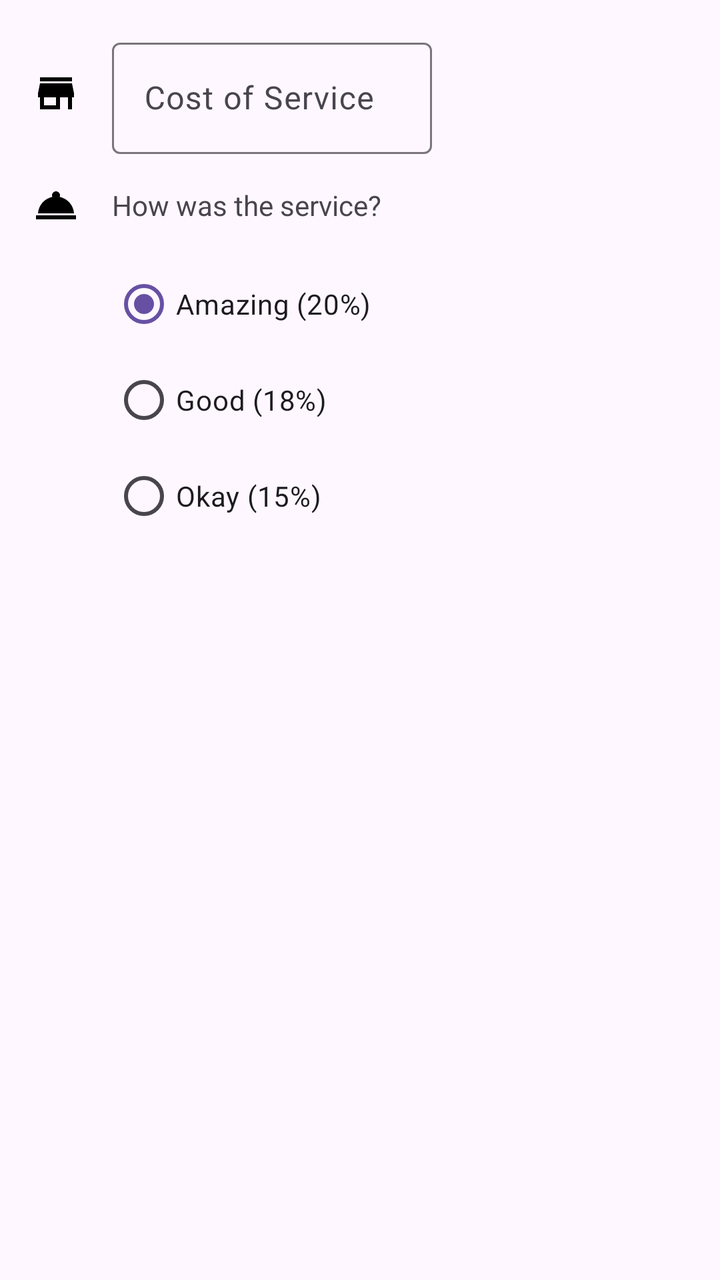
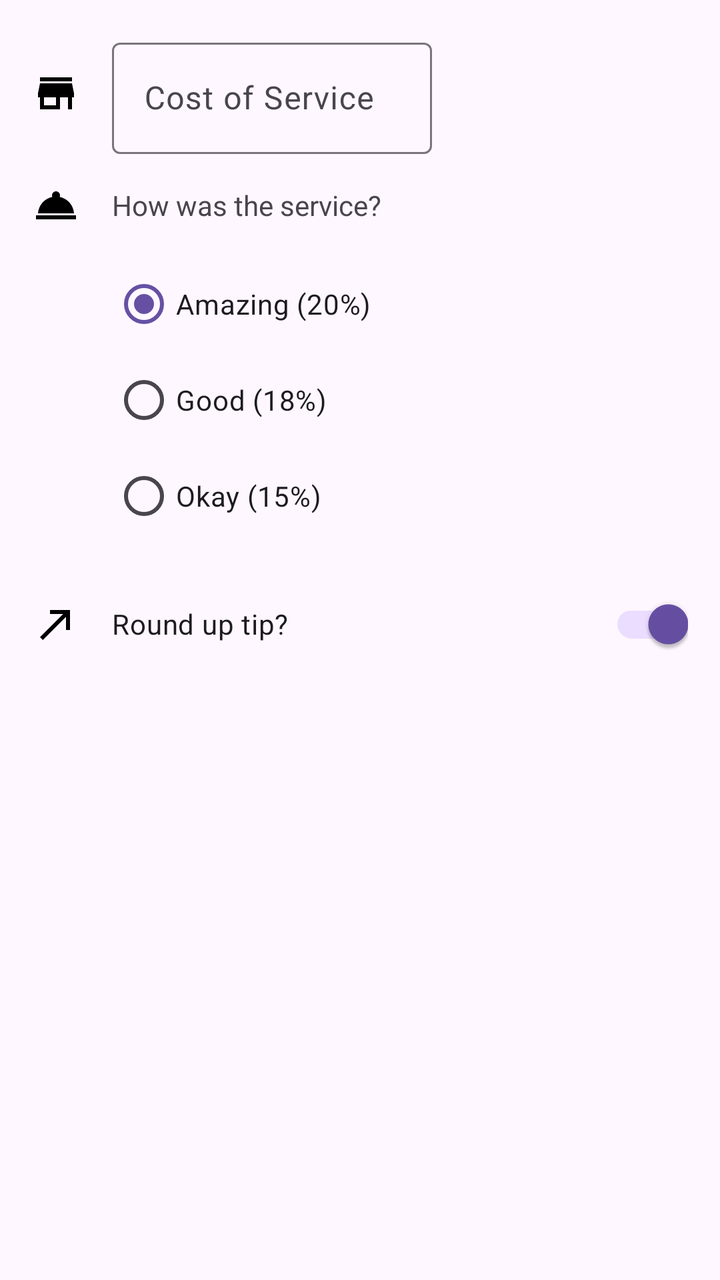

Compare the two renders of this Android layout. The source of the first and the diff that turns it into the second are given below.
<!-- AndroidManifest.xml: application theme Theme.TipTime -->
<!-- res/layout/activity_main.xml -->
<?xml version="1.0" encoding="utf-8"?>
<androidx.constraintlayout.widget.ConstraintLayout xmlns:android="http://schemas.android.com/apk/res/android"
    xmlns:app="http://schemas.android.com/apk/res-auto"
    xmlns:tools="http://schemas.android.com/tools"
    android:id="@+id/main"
    android:layout_width="match_parent"
    android:layout_height="match_parent"
    tools:context=".MainActivity">

    <ImageView
        android:id="@+id/icon_cost_of_service"
        android:layout_width="wrap_content"
        android:layout_height="wrap_content"
        android:layout_marginStart="16dp"
        android:importantForAccessibility="no"
        app:layout_constraintBottom_toBottomOf="@+id/cost_of_service_editText"
        app:layout_constraintStart_toStartOf="parent"
        app:layout_constraintTop_toTopOf="@+id/cost_of_service_editText"
        app:srcCompat="@drawable/ic_store" />

    <com.google.android.material.textfield.TextInputLayout
        android:id="@+id/cost_of_service_editText"
        android:layout_width="160dp"
        android:layout_height="wrap_content"
        android:layout_marginStart="16dp"
        android:layout_marginTop="16dp"
        android:hint="Cost of Service"
        app:layout_constraintStart_toEndOf="@+id/icon_cost_of_service"
        app:layout_constraintTop_toTopOf="parent">

        <com.google.android.material.textfield.TextInputEditText
            android:id="@+id/cost_of_service"
            android:layout_width="match_parent"
            android:layout_height="wrap_content"
            android:inputType="numberDecimal"
            tools:ignore="VisualLintSystemUi" />

    </com.google.android.material.textfield.TextInputLayout>

    <ImageView
        android:id="@+id/icon_service_question"
        android:layout_width="wrap_content"
        android:layout_height="wrap_content"
        android:importantForAccessibility="no"
        app:layout_constraintBottom_toBottomOf="@+id/service_question"
        app:layout_constraintStart_toStartOf="@+id/icon_cost_of_service"
        app:layout_constraintTop_toTopOf="@+id/service_question"
        app:srcCompat="@drawable/ic_service" />

    <TextView
        android:id="@+id/service_question"
        android:layout_width="wrap_content"
        android:layout_height="wrap_content"
        android:layout_marginTop="16dp"
        android:text="How was the service?"
        app:layout_constraintStart_toStartOf="@+id/cost_of_service_editText"
        app:layout_constraintTop_toBottomOf="@+id/cost_of_service_editText" />

    <RadioGroup
        android:id="@+id/tip_option"
        android:layout_width="wrap_content"
        android:layout_height="wrap_content"
        android:layout_marginTop="16dp"
        app:layout_constraintStart_toStartOf="@+id/service_question"
        app:layout_constraintTop_toBottomOf="@+id/service_question" >

        <RadioButton
            android:id="@+id/option_twentyPercent"
            android:layout_width="match_parent"
            android:layout_height="wrap_content"
            android:checked="true"
            android:text="Amazing (20%)" />

        <RadioButton
            android:id="@+id/option_eighteenPercent"
            android:layout_width="match_parent"
            android:layout_height="wrap_content"
            android:text="Good (18%)" />

        <RadioButton
            android:id="@+id/option_fifteenPercent"
            android:layout_width="match_parent"
            android:layout_height="wrap_content"
            android:text="Okay (15%)" />
    </RadioGroup>

</androidx.constraintlayout.widget.ConstraintLayout>
<!-- resources referenced by this layout -->
<resources>
  <!-- drawable ic_service (drawable) -->
  <vector xmlns:android="http://schemas.android.com/apk/res/android" android:height="24dp" android:tint="#000000" android:viewportHeight="24" android:viewportWidth="24" android:width="24dp">
        
      <path android:fillColor="@android:color/white" android:pathData="M2,17h20v2L2,19zM13.84,7.79c0.1,-0.24 0.16,-0.51 0.16,-0.79 0,-1.1 -0.9,-2 -2,-2s-2,0.9 -2,2c0,0.28 0.06,0.55 0.16,0.79C6.25,8.6 3.27,11.93 3,16h18c-0.27,-4.07 -3.25,-7.4 -7.16,-8.21z"/>
      
  </vector>
  <!-- drawable ic_store (drawable) -->
  <vector xmlns:android="http://schemas.android.com/apk/res/android" android:height="24dp" android:tint="#000000" android:viewportHeight="24" android:viewportWidth="24" android:width="24dp">
        
      <path android:fillColor="@android:color/white" android:pathData="M20,4L4,4v2h16L20,4zM21,14v-2l-1,-5L4,7l-1,5v2h1v6h10v-6h4v6h2v-6h1zM12,18L6,18v-4h6v4z"/>
      
  </vector>
  <style name="Theme.TipTime" parent="Base.Theme.TipTime" />
  <style name="Base.Theme.TipTime" parent="Theme.Material3.DayNight.NoActionBar">
          
          
      </style>
</resources>

<!-- the commit's change to res/layout/activity_main.xml (unified diff, before → after) -->
@@ -84,4 +84,26 @@
             android:text="Okay (15%)" />
     </RadioGroup>
 
+    <ImageView
+        android:id="@+id/icon_roundUp"
+        android:layout_width="wrap_content"
+        android:layout_height="wrap_content"
+        android:importantForAccessibility="no"
+        app:layout_constraintBottom_toBottomOf="@+id/roundUp_switch"
+        app:layout_constraintStart_toStartOf="@+id/icon_service_question"
+        app:layout_constraintTop_toTopOf="@+id/roundUp_switch"
+        app:srcCompat="@drawable/ic_round_up" />
+
+    <androidx.appcompat.widget.SwitchCompat
+        android:id="@+id/roundUp_switch"
+        android:layout_width="0dp"
+        android:layout_height="wrap_content"
+        android:layout_marginTop="16dp"
+        android:layout_marginEnd="16dp"
+        android:checked="true"
+        android:text="Round up tip?"
+        app:layout_constraintEnd_toEndOf="parent"
+        app:layout_constraintStart_toStartOf="@+id/tip_option"
+        app:layout_constraintTop_toBottomOf="@+id/tip_option" />
+
 </androidx.constraintlayout.widget.ConstraintLayout>
<!-- resource entries referenced after the edit -->
@@ -1,5 +1,11 @@
 <!-- resources referenced by this layout -->
 <resources>
+  <!-- drawable ic_round_up (drawable) -->
+  <vector xmlns:android="http://schemas.android.com/apk/res/android" android:autoMirrored="true" android:height="24dp" android:tint="#000000" android:viewportHeight="24" android:viewportWidth="24" android:width="24dp">
+        
+      <path android:fillColor="@android:color/white" android:pathData="M9,5v2h6.59L4,18.59 5.41,20 17,8.41V15h2V5z"/>
+      
+  </vector>
   <!-- drawable ic_service (drawable) -->
   <vector xmlns:android="http://schemas.android.com/apk/res/android" android:height="24dp" android:tint="#000000" android:viewportHeight="24" android:viewportWidth="24" android:width="24dp">
         
